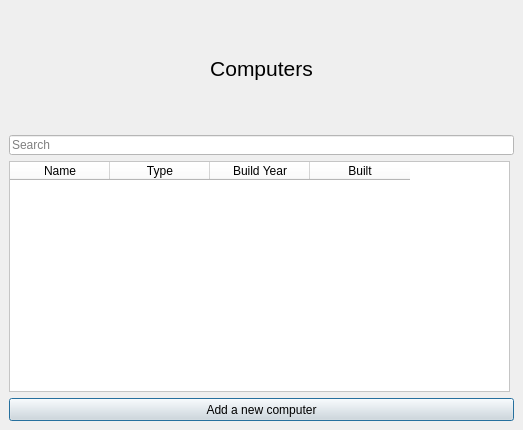
First picture: the form in GUI-verklegtVika3/computertabledialog.ui, repository streamerinn/Verklegt-1, before the edit.
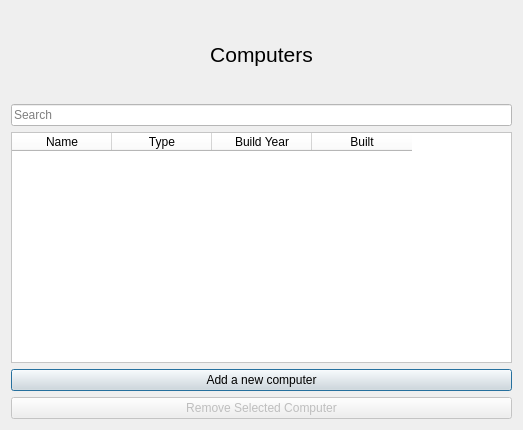
Second picture: the form after the edit.

Commit message: add computer og add scientist virka núna

```diff
--- a/GUI-verklegtVika3/computertabledialog.ui
+++ b/GUI-verklegtVika3/computertabledialog.ui
@@ -13,28 +13,16 @@
   <property name="windowTitle">
    <string>Dialog</string>
   </property>
+  <layout class="QVBoxLayout" name="verticalLayout">
+   <item>
   <widget class="QLabel" name="label">
-   <property name="geometry">
-    <rect>
-     <x>9</x>
-     <y>9</y>
-     <width>505</width>
-     <height>120</height>
-    </rect>
-   </property>
    <property name="text">
     <string>&lt;html&gt;&lt;head/&gt;&lt;body&gt;&lt;p align=&quot;center&quot;&gt;&lt;span style=&quot; font-size:16pt;&quot;&gt;Computers&lt;/span&gt;&lt;/p&gt;&lt;/body&gt;&lt;/html&gt;</string>
    </property>
   </widget>
+   </item>
+   <item>
   <widget class="QLineEdit" name="ComputerSearch">
-   <property name="geometry">
-    <rect>
-     <x>9</x>
-     <y>135</y>
-     <width>505</width>
-     <height>20</height>
-    </rect>
-   </property>
    <property name="styleSheet">
     <string notr="true">background-color: rgb(255, 255, 255);</string>
    </property>
@@ -42,15 +30,9 @@
     <string>Search</string>
    </property>
   </widget>
+   </item>
+   <item>
   <widget class="QTableWidget" name="ComputerTable">
-   <property name="geometry">
-    <rect>
-     <x>9</x>
-     <y>161</y>
-     <width>501</width>
-     <height>231</height>
-    </rect>
-   </property>
    <property name="sizePolicy">
     <sizepolicy hsizetype="Expanding" vsizetype="Expanding">
      <horstretch>0</horstretch>
@@ -87,15 +69,9 @@
     </property>
    </column>
   </widget>
+   </item>
+   <item>
   <widget class="QPushButton" name="AddANewComputer">
-   <property name="geometry">
-    <rect>
-     <x>9</x>
-     <y>398</y>
-     <width>505</width>
-     <height>23</height>
-    </rect>
-   </property>
    <property name="styleSheet">
     <string notr="true">background-color: rgb(225, 225, 225);</string>
    </property>
@@ -103,6 +79,18 @@
     <string>Add a new computer</string>
    </property>
   </widget>
+   </item>
+   <item>
+    <widget class="QPushButton" name="button_remove_computer">
+     <property name="enabled">
+      <bool>false</bool>
+     </property>
+     <property name="text">
+      <string>Remove Selected Computer</string>
+     </property>
+    </widget>
+   </item>
+  </layout>
  </widget>
  <resources/>
  <connections/>
```
Left out of the diff: 3 changed lines with no effect on the pictures. Lines whose indentation alone changed are shown as unchanged. The commit also changes 12 other files.
